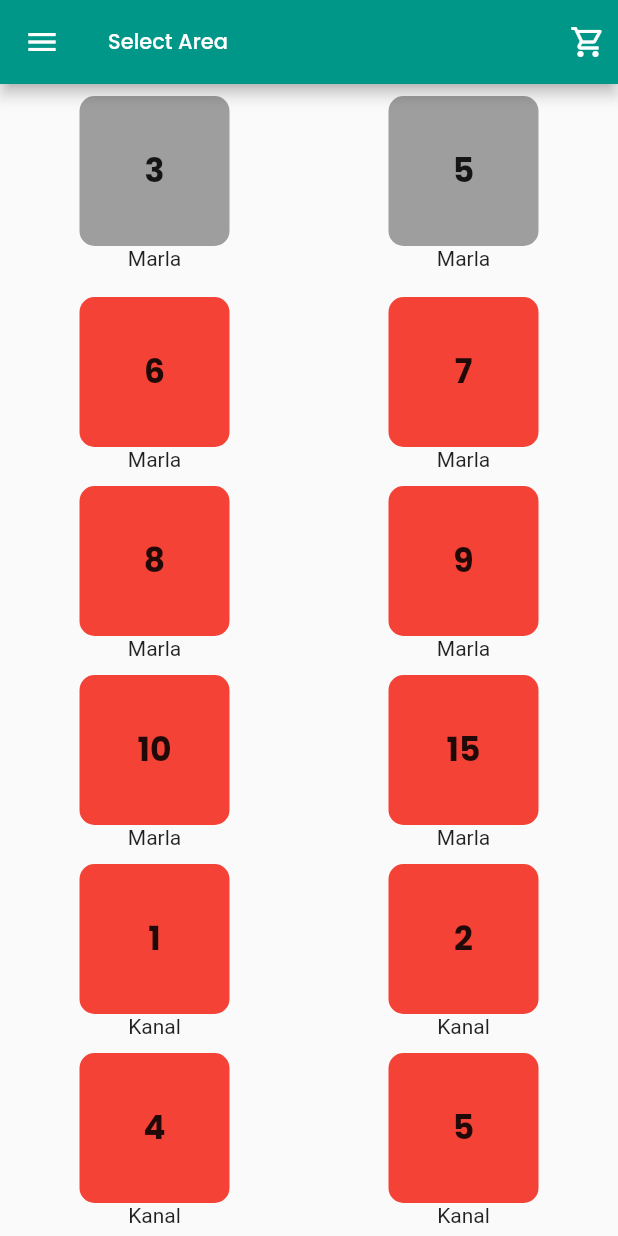
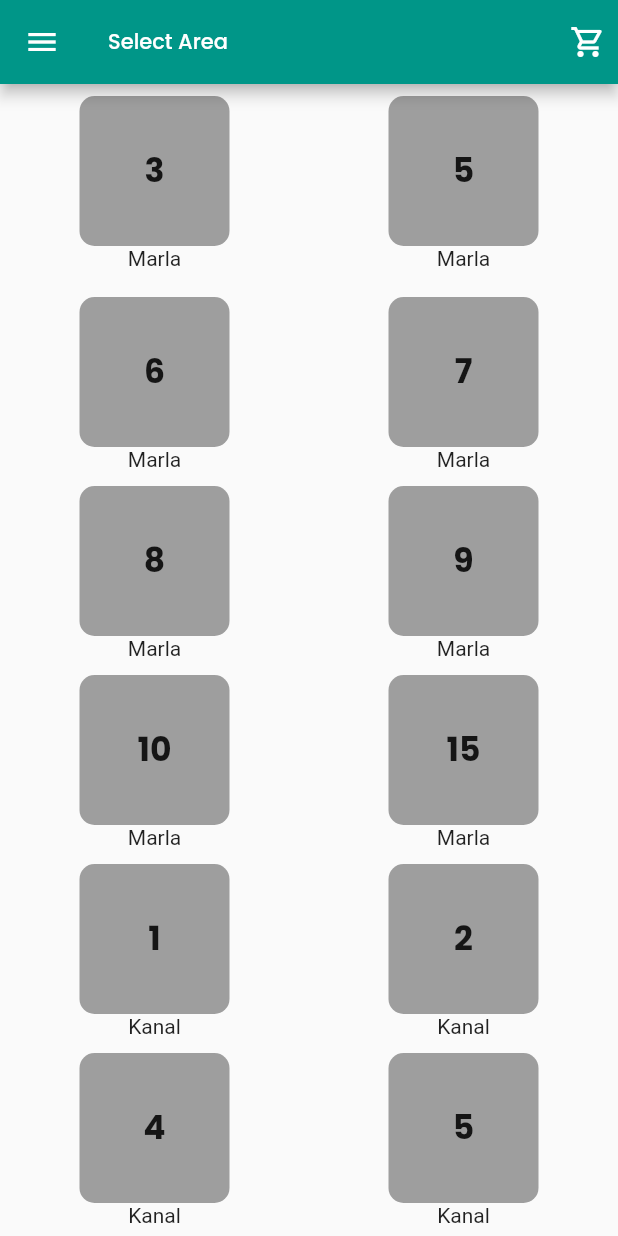
Before and after one commit to JamshaidMallik/amenities_fyp, a Flutter app: the AreaScreen screen opened directly, on a phone screen of 412 x 824 dp. Run offline on Flutter 3.47's test engine with Material 2 defaults, Android fonts, the phone set to English and light mode, and no system bars; our stand-ins replace awesome_dialog, cloud_firestore, firebase_auth, firebase_core, get, get_storage and 2 more; accounts and stored records are empty.

Commit message:
code change

```diff
--- a/lib/screens/user_screens/area_screen.dart
+++ b/lib/screens/user_screens/area_screen.dart
@@ -84,7 +84,7 @@ class AreaScreen extends StatelessWidget {
                       width: 100,
                       decoration: BoxDecoration(
                           borderRadius: BorderRadius.circular(10),
-                          color: Colors.red),
+                          color: kGreyColor),
                       ),
                       Text("Marla")
                     ],
@@ -99,7 +99,7 @@ class AreaScreen extends StatelessWidget {
                         width: 100,
                         decoration: BoxDecoration(
                             borderRadius: BorderRadius.circular(10),
-                            color: Colors.red),
+                            color: kGreyColor),
                       ),
                       Text("Marla")
                     ],
@@ -120,7 +120,7 @@ class AreaScreen extends StatelessWidget {
                       width: 100,
                       decoration: BoxDecoration(
                           borderRadius: BorderRadius.circular(10),
-                          color: Colors.red),
+                          color: kGreyColor),
                       ),
                       Text("Marla")
                     ],
@@ -135,7 +135,7 @@ class AreaScreen extends StatelessWidget {
                         width: 100,
                         decoration: BoxDecoration(
                             borderRadius: BorderRadius.circular(10),
-                            color: Colors.red),
+                            color: kGreyColor),
                       ),
                       Text("Marla")
                     ],
@@ -156,7 +156,7 @@ class AreaScreen extends StatelessWidget {
                       width: 100,
                       decoration: BoxDecoration(
                           borderRadius: BorderRadius.circular(10),
-                          color: Colors.red),
+                          color: kGreyColor),
                       ),
                       Text("Marla")
                     ],
@@ -171,7 +171,7 @@ class AreaScreen extends StatelessWidget {
                         width: 100,
                         decoration: BoxDecoration(
                             borderRadius: BorderRadius.circular(10),
-                            color: Colors.red),
+                            color: kGreyColor),
                       ),
                       Text("Marla")
                     ],
@@ -192,7 +192,7 @@ class AreaScreen extends StatelessWidget {
                       width: 100,
                       decoration: BoxDecoration(
                           borderRadius: BorderRadius.circular(10),
-                          color: Colors.red),
+                          color: kGreyColor),
                       ),
                       Text("Kanal")
                     ],
@@ -207,7 +207,7 @@ class AreaScreen extends StatelessWidget {
                         width: 100,
                         decoration: BoxDecoration(
                             borderRadius: BorderRadius.circular(10),
-                            color: Colors.red),
+                            color: kGreyColor),
                       ),
                       Text("Kanal")
                     ],
@@ -228,7 +228,7 @@ class AreaScreen extends StatelessWidget {
                       width: 100,
                       decoration: BoxDecoration(
                         borderRadius: BorderRadius.circular(10),
-                          color: Colors.red),
+                          color: kGreyColor),
                       ),
                       Text("Kanal")
                     ],
@@ -242,7 +242,7 @@ class AreaScreen extends StatelessWidget {
                         width: 100,
                         decoration: BoxDecoration(
                          borderRadius: BorderRadius.circular(10),
-                            color: Colors.red),
+                            color: kGreyColor),
                         child: Center(child: Text("5",style: kBigHeadingText,)),
                       ),
                       Text("Kanal")
--- a/lib/screens/user_screens/building_type_screen.dart
+++ b/lib/screens/user_screens/building_type_screen.dart
@@ -20,12 +20,6 @@ class BuildingTypeScreen extends StatelessWidget {
         padding: const EdgeInsets.only(top: 50,left: 15,right: 15),
         child: Column(
           children: [
-            // Row(
-            //   mainAxisAlignment: MainAxisAlignment.spaceBetween,
-            //   children: [Icon(Icons.menu,color: ktealColor,size: 30,),
-            //     Icon(Icons.shopping_cart_outlined,color: ktealColor,size: 30,),
-            //   ],
-            // ),
             30.0.height,
             Center(child: Text('Choose your Building Type'),),
             30.0.height,
```
